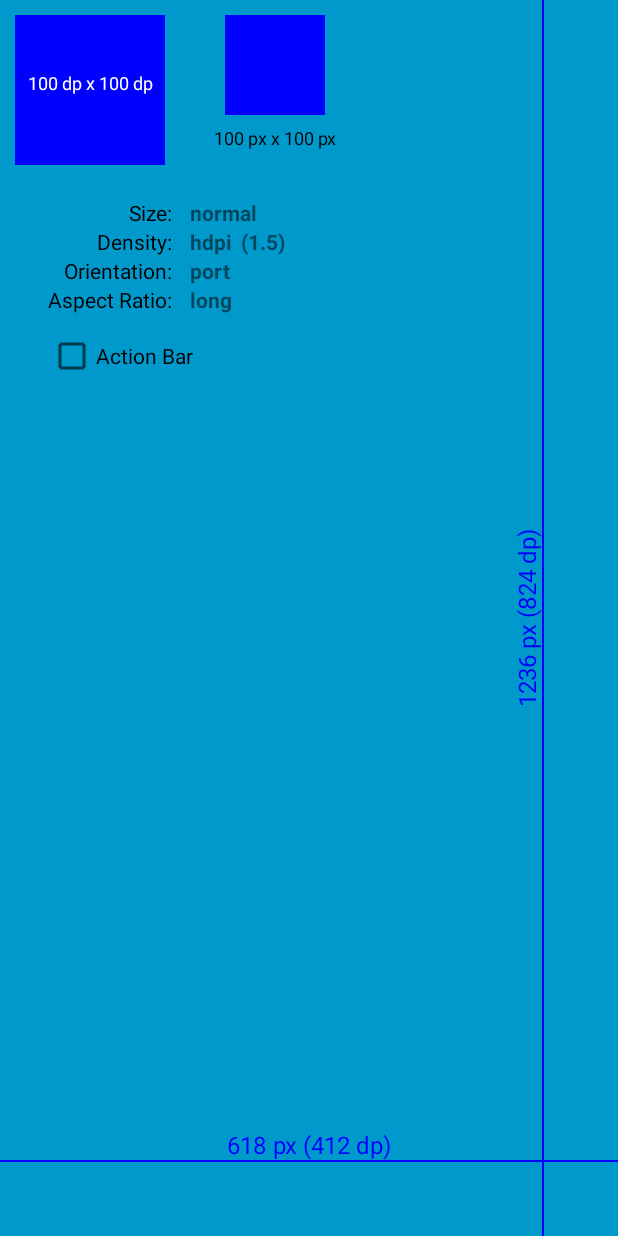
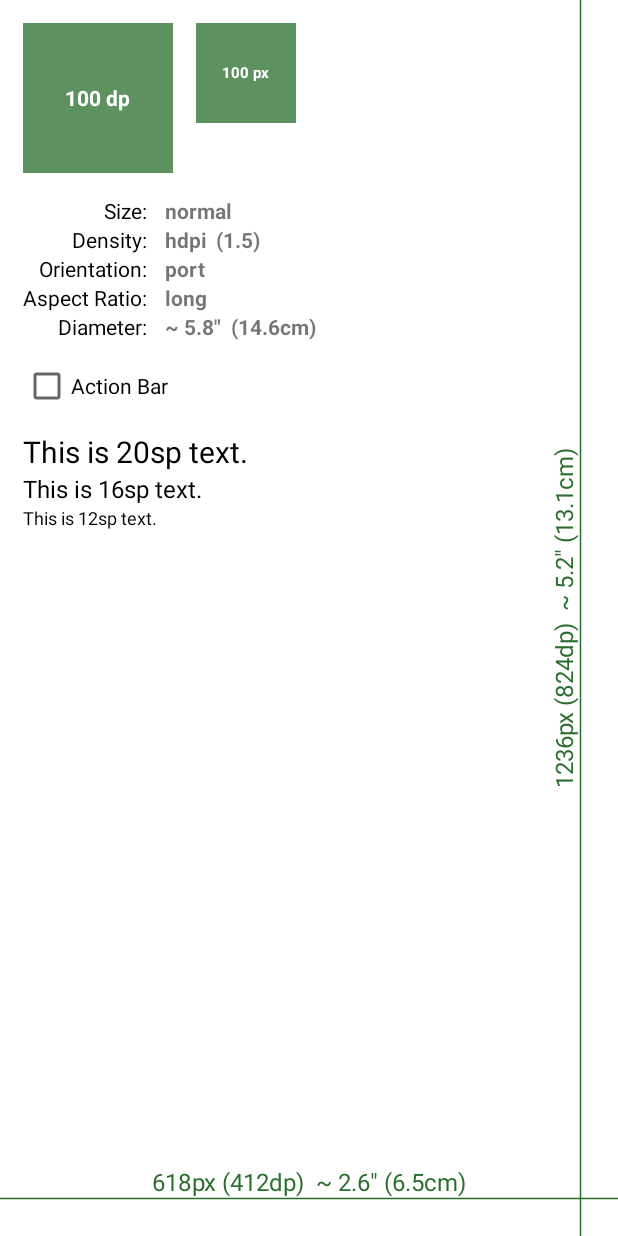
Before and after one commit to inloop/ScreenInfo, an Android app: the screen it shows after launch (MainActivity), on a phone screen of 412 x 824 dp. Run offline under Robolectric (Android 15) with nearby library versions, the phone set to English and light mode, and no system bars.

Commit message:
Added:   - physical size info   - text size info Changed:   - base color

```diff
--- a/app/src/main/java/eu/inloop/screeninfo/MainActivity.java
+++ b/app/src/main/java/eu/inloop/screeninfo/MainActivity.java
@@ -1,11 +1,14 @@
 package eu.inloop.screeninfo;
 
 import android.annotation.SuppressLint;
+import android.graphics.Point;
 import android.os.Build;
 import android.os.Bundle;
 import android.os.Handler;
 import android.support.v7.app.ActionBar;
 import android.support.v7.app.AppCompatActivity;
+import android.util.DisplayMetrics;
+import android.view.Display;
 import android.view.View;
 import android.view.WindowManager;
 import android.widget.CheckBox;
@@ -15,6 +18,7 @@ import android.widget.TextView;
 public class MainActivity extends AppCompatActivity {
 
     private static final int UI_ANIMATION_DELAY = 300;
+    static final float CM_PER_INCH = 2.54f;
 
     private View mContentView;
     private boolean mVisible;
@@ -71,6 +75,10 @@ public class MainActivity extends AppCompatActivity {
         float density = getResources().getDisplayMetrics().density;
         TextView densityNumber = (TextView) findViewById(R.id.densityNumber);
         densityNumber.setText(getString(R.string.density_number, Float.toString(density)));
+
+        setRealDeviceSizeInPixels();
+
+
     }
 
     @Override
@@ -145,4 +153,41 @@ public class MainActivity extends AppCompatActivity {
         return flags;
     }
 
+    // Copied from: http://stackoverflow.com/questions/2193457/is-there-a-way-to-determine-android-physical-screen-height-in-cm-or-inches
+    private void setRealDeviceSizeInPixels() {
+        WindowManager windowManager = getWindowManager();
+        Display display = windowManager.getDefaultDisplay();
+        DisplayMetrics displayMetrics = new DisplayMetrics();
+        display.getMetrics(displayMetrics);
+
+
+        // since SDK_INT = 1;
+        int widthPixels = displayMetrics.widthPixels;
+        int heightPixels = displayMetrics.heightPixels;
+
+        // includes window decorations (statusbar bar/menu bar)
+        if (Build.VERSION.SDK_INT >= 14 && Build.VERSION.SDK_INT < 17) {
+            try {
+                widthPixels = (Integer) Display.class.getMethod("getRawWidth").invoke(display);
+                heightPixels = (Integer) Display.class.getMethod("getRawHeight").invoke(display);
+            } catch (Exception ignored) {
+            }
+        }
+
+        // includes window decorations (statusbar bar/menu bar)
+        if (Build.VERSION.SDK_INT >= 17) {
+            try {
+                Point realSize = new Point();
+                Display.class.getMethod("getRealSize", Point.class).invoke(display, realSize);
+                widthPixels = realSize.x;
+                heightPixels = realSize.y;
+            } catch (Exception ignored) {
+            }
+        }
+
+        double diagonalInches = Math.sqrt(Math.pow(widthPixels / displayMetrics.xdpi, 2) + Math.pow(heightPixels / displayMetrics.ydpi, 2));
+        TextView diameter = (TextView) findViewById(R.id.diagonal);
+        diameter.setText(String.format("~ %.1f\"  (%.1fcm)", diagonalInches, diagonalInches * CM_PER_INCH));
+    }
+
 }
--- /dev/null
+++ b/app/src/main/java/eu/inloop/screeninfo/WidthBox.java
@@ -0,0 +1,126 @@
+package eu.inloop.screeninfo;
+
+import android.app.Activity;
+import android.content.Context;
+import android.graphics.Canvas;
+import android.graphics.Color;
+import android.graphics.Paint;
+import android.support.v4.content.ContextCompat;
+import android.util.AttributeSet;
+import android.util.DisplayMetrics;
+import android.view.View;
+
+import eu.inloop.screeninfo.MainActivity;
+import eu.inloop.screeninfo.R;
+
+/**
+ * Created by miroslavmichalec on 14/09/15.
+ */
+public class WidthBox extends View {
+
+    private static final String AXIS_TEXT_FORMAT = "%dpx (%ddp)  ~ %.1f\" (%.1fcm)";
+
+    private static final int DIMEN_LINE_MARGIN = 25;
+    private static final int DIMEN_LINE_DESC_MARGIN = DIMEN_LINE_MARGIN + 5;
+
+    private int mWidth;
+    private int mWidthDp;
+    private int mHeight;
+    private int mHeightDp;
+
+    private float mWidthInches;
+    private float mHeightInches;
+    private double mDiagonalInches;
+
+    private Paint mPaint;
+
+    private float mDensity;
+
+    public WidthBox(Context context) {
+        super(context);
+        init();
+    }
+
+    public WidthBox(Context context, AttributeSet attrs) {
+        super(context, attrs);
+        init();
+    }
+
+    public WidthBox(Context context, AttributeSet attrs, int defStyleAttr) {
+        super(context, attrs, defStyleAttr);
+        init();
+    }
+
+    private void init() {
+        mDensity = getContext().getResources().getDisplayMetrics().density;
+
+        mPaint = new Paint(Paint.ANTI_ALIAS_FLAG);
+        mPaint.setStrokeWidth(2);
+        mPaint.setTextAlign(Paint.Align.CENTER);
+    }
+
+    @Override
+    protected void onDraw(Canvas canvas) {
+        super.onDraw(canvas);
+
+        mPaint.setColor(ContextCompat.getColor(getContext(), R.color.primary_dark));
+        mPaint.setStrokeWidth(1*mDensity);
+
+        mPaint.setTextSize(16 * mDensity);
+
+        canvas.drawLine(
+                mWidth - (DIMEN_LINE_MARGIN * mDensity),
+                0,
+                mWidth - (DIMEN_LINE_MARGIN * mDensity),
+                mHeight,
+                mPaint);
+        canvas.drawLine(
+                0,
+                mHeight - (DIMEN_LINE_MARGIN * mDensity),
+                mWidth,
+                mHeight - (DIMEN_LINE_MARGIN * mDensity), mPaint);
+
+        canvas.save();
+        canvas.rotate(270, mWidth - (DIMEN_LINE_DESC_MARGIN * mDensity), mHeight / 2);
+        canvas.drawText(
+                String.format(AXIS_TEXT_FORMAT, mHeight, mHeightDp, mHeightInches, mHeightInches * MainActivity.CM_PER_INCH),
+                mWidth - (DIMEN_LINE_DESC_MARGIN * mDensity),
+                mHeight / 2,
+                mPaint);
+        canvas.restore();
+
+        canvas.drawText(
+                String.format(AXIS_TEXT_FORMAT, mWidth, mWidthDp, mWidthInches, mWidthInches * MainActivity.CM_PER_INCH),
+                mWidth / 2,
+                mHeight - (DIMEN_LINE_DESC_MARGIN * mDensity),
+                mPaint);
+
+        //Diagonal
+//        canvas.drawLine(0, mHeight, mWidth, 0, mPaint);
+//        canvas.save();
+//        float angle = (float) Math.toDegrees(Math.atan2(-mHeight, mWidth));
+//        canvas.rotate(angle, mWidth / 2, mHeight / 2);
+//        canvas.drawText(
+//                String.format("%.1fin (%.1fcm)", mDiagonalInches, mDiagonalInches * MainActivity.CM_PER_INCH),
+//                mWidth / 2,
+//                mHeight / 2 + mPaint.getTextSize(),
+//                mPaint);
+//        canvas.restore();
+    }
+
+    @Override
+    protected void onSizeChanged(int w, int h, int oldw, int oldh) {
+        super.onSizeChanged(w, h, oldw, oldh);
+
+        mWidth = w;
+        mHeight = h;
+        mWidthDp = (int) (w / mDensity);
+        mHeightDp = (int) (h / mDensity);
+
+        DisplayMetrics dm = new DisplayMetrics();
+        ((Activity) getContext()).getWindowManager().getDefaultDisplay().getMetrics(dm);
+        mWidthInches = mWidth / dm.xdpi;
+        mHeightInches = mHeight / dm.ydpi;
+        mDiagonalInches = Math.sqrt(Math.pow(mWidthInches, 2) + Math.pow(mHeightInches, 2));
+    }
+}
--- a/app/src/main/java/eu/inloop/screeninfo/view/WidthBox.java
+++ /dev/null
@@ -1,135 +0,0 @@
-package eu.inloop.screeninfo.view;
-
-import android.content.Context;
-import android.graphics.Canvas;
-import android.graphics.Color;
-import android.graphics.Paint;
-import android.util.AttributeSet;
-import android.view.View;
-
-/**
- * Created by miroslavmichalec on 14/09/15.
- */
-public class WidthBox extends View {
-
-    private static final int SQUARE_DP = 100;  //dp
-    private static final int SQUARE_PX = 100;  //px
-
-    private static final int TOP_MARGIN_DP = 10;
-
-    private static final int FONT_SIZE_SMALL = 12;
-    private static final int FONT_SIZE_BIG = 16;
-
-    private static final int DP_SQUARE_LEFT_MARGIN_DP = 10;
-    private static final int PX_SQUARE_LEFT_MARGIN_DP = 150;
-
-    private static final int DIMEN_LINE_MARGIN = 50;
-    private static final int DIMEN_LINE_DESC_MARGIN = 55;
-
-    private int mWidth;
-    private int mWidthDp;
-    private int mHeight;
-    private int mHeightDp;
-
-    private Paint mPaint;
-
-    private float mDensity;
-
-    public WidthBox(Context context) {
-        super(context);
-        init();
-    }
-
-    public WidthBox(Context context, AttributeSet attrs) {
-        super(context, attrs);
-        init();
-    }
-
-    public WidthBox(Context context, AttributeSet attrs, int defStyleAttr) {
-        super(context, attrs, defStyleAttr);
-        init();
-    }
-
-    private void init() {
-        mDensity = getContext().getResources().getDisplayMetrics().density;
-
-        mPaint = new Paint(Paint.ANTI_ALIAS_FLAG);
-        mPaint.setStrokeWidth(2);
-        mPaint.setTextAlign(Paint.Align.CENTER);
-    }
-
-    @Override
-    protected void onDraw(Canvas canvas) {
-        super.onDraw(canvas);
-
-        mPaint.setColor(Color.BLUE);
-        canvas.drawRect(
-                DP_SQUARE_LEFT_MARGIN_DP * mDensity,
-                TOP_MARGIN_DP * mDensity,
-                (DP_SQUARE_LEFT_MARGIN_DP + SQUARE_DP) * mDensity,
-                (TOP_MARGIN_DP + SQUARE_DP) * mDensity,
-                mPaint);
-
-        canvas.drawRect(
-                PX_SQUARE_LEFT_MARGIN_DP * mDensity,
-                TOP_MARGIN_DP * mDensity,
-                (PX_SQUARE_LEFT_MARGIN_DP * mDensity) + SQUARE_PX,
-                (TOP_MARGIN_DP * mDensity) + SQUARE_PX,
-                mPaint);
-
-        mPaint.setTextSize(FONT_SIZE_SMALL * mDensity);
-        mPaint.setColor(Color.WHITE);
-        canvas.drawText(
-                Integer.toString(SQUARE_DP) + " dp x " + Integer.toString(SQUARE_DP) + " dp",
-                (DP_SQUARE_LEFT_MARGIN_DP + SQUARE_DP / 2) * mDensity,
-                (TOP_MARGIN_DP + SQUARE_DP / 2) * mDensity,
-                mPaint);
-
-        mPaint.setColor(Color.BLACK);
-        canvas.drawText(
-                Integer.toString(SQUARE_PX) + " px x " + Integer.toString(SQUARE_PX) + " px",
-                (PX_SQUARE_LEFT_MARGIN_DP * mDensity) + SQUARE_PX / 2,
-                (30 * mDensity) + SQUARE_PX,
-                mPaint);
-
-        mPaint.setTextSize(FONT_SIZE_BIG * mDensity);
-        mPaint.setColor(Color.BLUE);
-        canvas.drawLine(
-                mWidth - (DIMEN_LINE_MARGIN * mDensity),
-                0,
-                mWidth - (DIMEN_LINE_MARGIN * mDensity),
-                mHeight,
-                mPaint);
-        canvas.drawLine(
-                0,
-                mHeight - (DIMEN_LINE_MARGIN * mDensity),
-                mWidth,
-                mHeight - (DIMEN_LINE_MARGIN * mDensity), mPaint);
-
-        canvas.save();
-        canvas.rotate(270, mWidth - (DIMEN_LINE_DESC_MARGIN * mDensity), mHeight / 2);
-        canvas.drawText(
-                Integer.toString(mHeight) + " px (" + Integer.toString(mHeightDp) + " dp)",
-                mWidth - (DIMEN_LINE_DESC_MARGIN * mDensity),
-                mHeight / 2,
-                mPaint);
-        canvas.restore();
-
-        canvas.drawText(
-                Integer.toString(mWidth) + " px (" + Integer.toString(mWidthDp) + " dp)",
-                mWidth / 2,
-                mHeight  - (DIMEN_LINE_DESC_MARGIN * mDensity),
-                mPaint);
-    }
-
-    @Override
-    protected void onSizeChanged(int w, int h, int oldw, int oldh) {
-        super.onSizeChanged(w, h, oldw, oldh);
-
-        mWidth = w;
-        mHeight = h;
-        mWidthDp = (int)(w / mDensity);
-        mHeightDp = (int)(h / mDensity);
-    }
-
-}
--- a/app/src/main/res/layout-land/activity_main.xml
+++ b/app/src/main/res/layout-land/activity_main.xml
@@ -2,28 +2,65 @@
     xmlns:tools="http://schemas.android.com/tools"
     android:layout_width="match_parent"
     android:layout_height="match_parent"
-    android:background="#0099cc"
+    android:background="@color/primary_background"
     tools:context=".MainActivity">
 
-    <eu.inloop.screeninfo.view.WidthBox
+    <eu.inloop.screeninfo.WidthBox
         android:id="@+id/fullscreen_content"
         android:layout_width="match_parent"
         android:layout_height="match_parent" />
 
     <LinearLayout
-        android:layout_width="wrap_content"
+        android:layout_width="match_parent"
         android:layout_height="match_parent"
         android:orientation="horizontal">
 
-        <include layout="@layout/info_layout"/>
-
-        <CheckBox
-            android:id="@+id/toggleAB"
+        <LinearLayout
             android:layout_width="wrap_content"
             android:layout_height="wrap_content"
-            android:layout_marginLeft="32dp"
-            android:layout_marginTop="132dp"
-            android:text="Action Bar" />
+            android:orientation="vertical"
+            android:layout_marginRight="20dp">
+
+            <LinearLayout
+                android:layout_width="100dp"
+                android:layout_height="100dp"
+                android:layout_marginBottom="15dp"
+                android:layout_marginTop="@dimen/screen_margin_top"
+                android:layout_marginLeft="@dimen/screen_margin_left"
+                android:background="@color/greenSemitransparent"
+                android:gravity="center">
+
+                <TextView
+                    android:layout_width="wrap_content"
+                    android:layout_height="wrap_content"
+                    android:text="100 dp"
+                    android:textColor="@color/primary_background"
+                    android:textStyle="bold" />
+            </LinearLayout>
+
+            <LinearLayout
+                android:layout_width="100px"
+                android:layout_height="100px"
+                android:layout_marginBottom="15dp"
+                android:layout_marginTop="0dp"
+                android:layout_marginLeft="@dimen/screen_margin_left"
+                android:background="@color/greenSemitransparent"
+                android:gravity="center">
+
+                <TextView
+                    android:layout_width="wrap_content"
+                    android:layout_height="wrap_content"
+                    android:text="100 px"
+                    android:textSize="@dimen/px_box_text_size"
+                    android:textColor="@color/primary_background"
+                    android:textAlignment="center"
+                    android:textStyle="bold" />
+            </LinearLayout>
+
+        </LinearLayout>
+
+        <include layout="@layout/info_layout" />
+
     </LinearLayout>
 
 </FrameLayout>
--- a/app/src/main/res/layout/activity_main.xml
+++ b/app/src/main/res/layout/activity_main.xml
@@ -2,10 +2,10 @@
     xmlns:tools="http://schemas.android.com/tools"
     android:layout_width="match_parent"
     android:layout_height="match_parent"
-    android:background="#0099cc"
+    android:background="@color/primary_background"
     tools:context=".MainActivity">
 
-    <eu.inloop.screeninfo.view.WidthBox
+    <eu.inloop.screeninfo.WidthBox
         android:id="@+id/fullscreen_content"
         android:layout_width="match_parent"
         android:layout_height="match_parent" />
@@ -15,15 +15,47 @@
         android:layout_height="match_parent"
         android:orientation="vertical">
 
-        <include layout="@layout/info_layout"/>
+        <LinearLayout
+            android:layout_width="wrap_content"
+            android:layout_height="wrap_content">
 
-        <CheckBox
-            android:id="@+id/toggleAB"
-            android:layout_width="wrap_content"
-            android:layout_height="wrap_content"
-            android:layout_marginLeft="32dp"
-            android:layout_marginTop="12dp"
-            android:text="Action Bar" />
+            <LinearLayout
+                android:layout_width="100dp"
+                android:layout_height="100dp"
+                android:layout_marginTop="@dimen/screen_margin_top"
+                android:layout_marginLeft="@dimen/screen_margin_left"
+                android:background="@color/greenSemitransparent"
+                android:gravity="center">
+
+                <TextView
+                    android:layout_width="wrap_content"
+                    android:layout_height="wrap_content"
+                    android:text="100 dp"
+                    android:textColor="@color/primary_background"
+                    android:textStyle="bold" />
+            </LinearLayout>
+
+            <LinearLayout
+                android:layout_width="100px"
+                android:layout_height="100px"
+                android:layout_marginTop="@dimen/screen_margin_top"
+                android:layout_marginLeft="@dimen/screen_margin_left"
+                android:background="@color/greenSemitransparent"
+                android:gravity="center">
+
+                <TextView
+                    android:layout_width="wrap_content"
+                    android:layout_height="wrap_content"
+                    android:text="100 px"
+                    android:textSize="@dimen/px_box_text_size"
+                    android:textColor="@color/primary_background"
+                    android:textAlignment="center"
+                    android:textStyle="bold" />
+            </LinearLayout>
+        </LinearLayout>
+
+        <include layout="@layout/info_layout" />
+
     </LinearLayout>
 
 </FrameLayout>
--- a/app/src/main/res/layout/info_layout.xml
+++ b/app/src/main/res/layout/info_layout.xml
@@ -2,8 +2,8 @@
     xmlns:tools="http://schemas.android.com/tools"
     android:layout_width="match_parent"
     android:layout_height="wrap_content"
-    android:layout_marginLeft="32dp"
-    android:layout_marginTop="132dp"
+    android:layout_marginLeft="@dimen/screen_margin_left"
+    android:layout_marginTop="@dimen/screen_margin_top"
     android:gravity="left|top"
     android:keepScreenOn="true">
 
@@ -22,6 +22,7 @@
         android:layout_alignLeft="@id/aspect"
         android:text="@string/size"
         android:textStyle="bold" />
+
 
     <TextView
         android:id="@id/densitylabel"
@@ -51,6 +52,7 @@
         android:textStyle="bold"
         tools:text="(1.5)" />
 
+
     <TextView
         android:id="@id/orientationlabel"
         android:layout_width="wrap_content"
@@ -68,6 +70,7 @@
         android:layout_alignTop="@id/orientationlabel"
         android:text="@string/orientation"
         android:textStyle="bold" />
+
 
     <TextView
         android:id="@id/aspectlabel"
@@ -87,4 +90,62 @@
         android:text="@string/aspect"
         android:textStyle="bold" />
 
+
+    <TextView
+        android:id="@+id/diagonalLabel"
+        android:layout_width="wrap_content"
+        android:layout_height="wrap_content"
+        android:layout_below="@id/aspectlabel"
+        android:layout_alignRight="@id/aspectlabel"
+        android:text="Diameter:"
+        android:textColor="@android:color/black" />
+
+    <TextView
+        android:id="@+id/diagonal"
+        android:layout_width="wrap_content"
+        android:layout_height="wrap_content"
+        android:layout_alignTop="@id/diagonalLabel"
+        android:layout_marginLeft="12dp"
+        android:layout_toRightOf="@id/diagonalLabel"
+        android:text="5"
+        android:textStyle="bold" />
+
+    <CheckBox
+        android:id="@+id/toggleAB"
+        android:layout_width="wrap_content"
+        android:layout_height="wrap_content"
+        android:layout_below="@id/diagonal"
+        android:layout_marginTop="14dp"
+        android:text="Action Bar" />
+
+
+    <TextView
+        android:id="@+id/text20sp"
+        android:layout_width="wrap_content"
+        android:layout_height="wrap_content"
+        android:layout_below="@id/toggleAB"
+        android:layout_marginTop="14dp"
+        android:textSize="20sp"
+        android:text="This is 20sp text."
+        android:textColor="@android:color/black" />
+
+    <TextView
+        android:id="@+id/text16sp"
+        android:layout_width="wrap_content"
+        android:layout_height="wrap_content"
+        android:layout_below="@id/text20sp"
+        android:textSize="16sp"
+        android:text="This is 16sp text."
+        android:textColor="@android:color/black" />
+
+    <TextView
+        android:id="@+id/text12sp"
+        android:layout_width="wrap_content"
+        android:layout_height="wrap_content"
+        android:layout_below="@id/text16sp"
+        android:textSize="12sp"
+        android:text="This is 12sp text."
+        android:textColor="@android:color/black" />
+
+
 </RelativeLayout>
--- /dev/null
+++ b/app/src/main/res/values-xxhdpi/dimens.xml
@@ -0,0 +1,3 @@
+<resources>
+    <dimen name="px_box_text_size">10dp</dimen>
+</resources>
--- a/app/src/main/res/values/colors.xml
+++ b/app/src/main/res/values/colors.xml
@@ -1,8 +1,16 @@
 <?xml version="1.0" encoding="utf-8"?>
 <resources>
-    <color name="colorPrimary">#3F51B5</color>
-    <color name="colorPrimaryDark">#303F9F</color>
-    <color name="colorAccent">#FF4081</color>
+    <color name="black_overlay">#66000000</color>
 
-    <color name="black_overlay">#66000000</color>
+    <color name="primary_background">#FFF</color>
+
+    <color name="primary">#4CAF50</color>
+    <color name="primary_dark">#2a6e2d</color>
+    <color name="primary_light">#C8E6C9</color>
+    <color name="accent">@color/primary_dark</color>
+    <color name="primary_text">#212121</color>
+    <color name="secondary_text">#727272</color>
+    <color name="icons">#FFFFFF</color>
+    <color name="divider">#B6B6B6</color>
+    <color name="greenSemitransparent">#c02a6e2d</color>
 </resources>
--- /dev/null
+++ b/app/src/main/res/values/dimens.xml
@@ -0,0 +1,5 @@
+<resources>
+    <dimen name="px_box_text_size">14dp</dimen>
+    <dimen name="screen_margin_top">15dp</dimen>
+    <dimen name="screen_margin_left">15dp</dimen>
+</resources>
--- a/app/src/main/res/values/styles.xml
+++ b/app/src/main/res/values/styles.xml
@@ -2,9 +2,9 @@
 
     <!-- Base application theme. -->
     <style name="AppTheme" parent="Theme.AppCompat.Light.DarkActionBar">
-        <item name="colorPrimary">@color/colorPrimary</item>
-        <item name="colorPrimaryDark">@color/colorPrimaryDark</item>
-        <item name="colorAccent">@color/colorAccent</item>
+        <item name="colorPrimary">@color/primary</item>
+        <item name="colorPrimaryDark">@color/primary_dark</item>
+        <item name="colorAccent">@color/accent</item>
     </style>
 
     <style name="FullscreenTheme" parent="AppTheme">
--- a/build.gradle
+++ b/build.gradle
@@ -4,7 +4,7 @@ buildscript {
         jcenter()
     }
     dependencies {
-        classpath 'com.android.tools.build:gradle:1.3.1'
+        classpath 'com.android.tools.build:gradle:2.1.3'
     }
 }
 
```
Also changed, not shown: gradle/wrapper/gradle-wrapper.properties.
